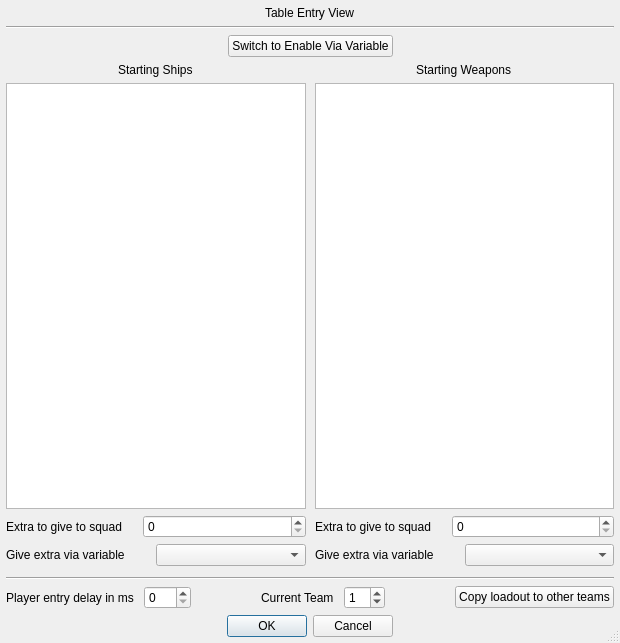
Before: the Qt Designer form qtfred/ui/LoadoutDialog.ui in scp-fs2open/fs2open.github.com, drawn with Qt 5.
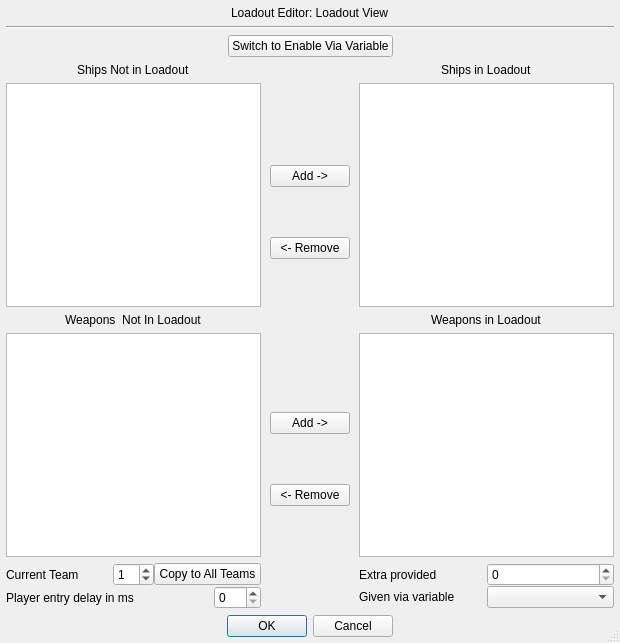
After: the same form once the commit is applied.

Commit message: Also, add add/remove to ui file

```diff
--- a/qtfred/ui/LoadoutDialog.ui
+++ b/qtfred/ui/LoadoutDialog.ui
@@ -58,296 +58,153 @@
      <property name="horizontalSpacing">
       <number>9</number>
      </property>
-     <item row="10" column="0" alignment="Qt::AlignHCenter">
-      <widget class="QLabel" name="startingShipsLabel">
-       <property name="text">
-        <string>Starting Ships</string>
-       </property>
-      </widget>
-     </item>
-     <item row="12" column="1">
-      <layout class="QFormLayout" name="formLayout_2">
-       <property name="horizontalSpacing">
-        <number>21</number>
-       </property>
-       <item row="0" column="0">
-        <widget class="QLabel" name="extraWepSpinboxLabel">
-         <property name="text">
-          <string>Extra to give to squad</string>
+     <item row="18" column="1">
+      <layout class="QVBoxLayout" name="verticalLayout">
+       <item>
+        <spacer name="verticalSpacer_3">
+         <property name="orientation">
+          <enum>Qt::Vertical</enum>
          </property>
-        </widget>
-       </item>
-       <item row="0" column="1">
-        <widget class="QSpinBox" name="extraWepSpinbox">
-         <property name="maximum">
-          <number>999999999</number>
+         <property name="sizeType">
+          <enum>QSizePolicy::MinimumExpanding</enum>
          </property>
-        </widget>
+         <property name="sizeHint" stdset="0">
+          <size>
+           <width>20</width>
+           <height>20</height>
+          </size>
+         </property>
+        </spacer>
        </item>
-      </layout>
-     </item>
-     <item row="13" column="0">
-      <layout class="QHBoxLayout" name="horizontalLayout_5">
        <item>
-        <widget class="QLabel" name="extraShipsViaVarLabel">
-         <property name="text">
-          <string>Give extra via variable</string>
+        <spacer name="verticalSpacer_8">
+         <property name="orientation">
+          <enum>Qt::Vertical</enum>
          </property>
-        </widget>
+         <property name="sizeHint" stdset="0">
+          <size>
+           <width>20</width>
+           <height>40</height>
+          </size>
+         </property>
+        </spacer>
        </item>
        <item>
-        <widget class="QComboBox" name="extraShipsViaVarCombo">
-         <property name="editable">
-          <bool>false</bool>
+        <widget class="QPushButton" name="addShipButton">
+         <property name="text">
+          <string>Add -&gt;</string>
          </property>
-         <property name="frame">
-          <bool>true</bool>
-         </property>
         </widget>
        </item>
-      </layout>
-     </item>
-     <item row="3" column="0" colspan="2">
-      <widget class="Line" name="lineHigh">
-       <property name="orientation">
-        <enum>Qt::Horizontal</enum>
-       </property>
-      </widget>
-     </item>
-     <item row="20" column="0" colspan="2">
-      <layout class="QHBoxLayout" name="horizontalLayout_6">
        <item>
-        <widget class="QLabel" name="label_13">
-         <property name="minimumSize">
+        <spacer name="verticalSpacer_5">
+         <property name="orientation">
+          <enum>Qt::Vertical</enum>
+         </property>
+         <property name="sizeHint" stdset="0">
           <size>
-           <width>91</width>
-           <height>0</height>
+           <width>20</width>
+           <height>40</height>
           </size>
          </property>
-         <property name="toolTip">
-          <string>&lt;html&gt;&lt;head/&gt;&lt;body&gt;&lt;p&gt;This is literally a delay before the player enters the mission.&lt;/p&gt;&lt;/body&gt;&lt;/html&gt;</string>
-         </property>
-         <property name="whatsThis">
-          <string>&lt;html&gt;&lt;head/&gt;&lt;body&gt;&lt;p&gt;This is literally a delay before the player enters the mission.  It uses a very rough 250 ms per frame (much less frequent than gameplay), so it usually better to either have the player jump in just at the start or if you need debris, to mark a ship as destroyed before the mission begins.&lt;/p&gt;&lt;/body&gt;&lt;/html&gt;</string>
-         </property>
+        </spacer>
+       </item>
+       <item>
+        <widget class="QPushButton" name="removeShipButton">
          <property name="text">
-          <string>Player entry delay in ms   </string>
+          <string>&lt;- Remove</string>
          </property>
         </widget>
        </item>
        <item>
-        <widget class="QDoubleSpinBox" name="playerDelayDoubleSpinbox">
-         <property name="sizePolicy">
-          <sizepolicy hsizetype="Fixed" vsizetype="Fixed">
-           <horstretch>0</horstretch>
-           <verstretch>0</verstretch>
-          </sizepolicy>
+        <spacer name="verticalSpacer">
+         <property name="orientation">
+          <enum>Qt::Vertical</enum>
          </property>
-         <property name="toolTip">
-          <string>&lt;html&gt;&lt;head/&gt;&lt;body&gt;&lt;p&gt;This is literally a delay before the player enters the mission.&lt;/p&gt;&lt;/body&gt;&lt;/html&gt;</string>
+         <property name="sizeHint" stdset="0">
+          <size>
+           <width>20</width>
+           <height>40</height>
+          </size>
          </property>
-         <property name="whatsThis">
-          <string>&lt;html&gt;&lt;head/&gt;&lt;body&gt;&lt;p&gt;This is literally a delay before the player enters the mission. It uses a very rough 250 ms per frame (much less frequent than gameplay), so it usually better to either have the player jump in just at the start or if you need debris, to mark a ship as destroyed before the mission begins.&lt;/p&gt;&lt;/body&gt;&lt;/html&gt;</string>
+        </spacer>
+       </item>
+       <item>
+        <spacer name="verticalSpacer_7">
+         <property name="orientation">
+          <enum>Qt::Vertical</enum>
          </property>
-         <property name="decimals">
-          <number>0</number>
+         <property name="sizeHint" stdset="0">
+          <size>
+           <width>20</width>
+           <height>40</height>
+          </size>
          </property>
-        </widget>
+        </spacer>
        </item>
        <item>
-        <spacer name="generalSettingsSpacer1">
+        <spacer name="verticalSpacer_2">
          <property name="orientation">
-          <enum>Qt::Horizontal</enum>
+          <enum>Qt::Vertical</enum>
          </property>
          <property name="sizeHint" stdset="0">
           <size>
-           <width>40</width>
-           <height>20</height>
+           <width>20</width>
+           <height>40</height>
           </size>
          </property>
         </spacer>
        </item>
-       <item alignment="Qt::AlignRight">
-        <widget class="QLabel" name="label_3">
+       <item>
+        <widget class="QPushButton" name="addWeaponButton">
          <property name="text">
-          <string>Current Team   </string>
+          <string>Add -&gt;</string>
          </property>
         </widget>
        </item>
        <item>
-        <widget class="QSpinBox" name="currentTeamSpinbox">
-         <property name="sizePolicy">
-          <sizepolicy hsizetype="Fixed" vsizetype="Fixed">
-           <horstretch>0</horstretch>
-           <verstretch>0</verstretch>
-          </sizepolicy>
-         </property>
-         <property name="value">
-          <number>1</number>
-         </property>
-        </widget>
-       </item>
-       <item>
-        <spacer name="generalSettingsSpacer2">
+        <spacer name="verticalSpacer_6">
          <property name="orientation">
-          <enum>Qt::Horizontal</enum>
+          <enum>Qt::Vertical</enum>
          </property>
          <property name="sizeHint" stdset="0">
           <size>
-           <width>40</width>
-           <height>20</height>
+           <width>20</width>
+           <height>40</height>
           </size>
          </property>
         </spacer>
        </item>
        <item>
-        <widget class="QPushButton" name="copyLoadoutToOtherTeamsButton">
+        <widget class="QPushButton" name="removeWeaponButton">
          <property name="text">
-          <string>Copy loadout to other teams</string>
+          <string>&lt;- Remove</string>
          </property>
         </widget>
        </item>
+       <item>
+        <spacer name="verticalSpacer_4">
+         <property name="orientation">
+          <enum>Qt::Vertical</enum>
+         </property>
+         <property name="sizeHint" stdset="0">
+          <size>
+           <width>20</width>
+           <height>40</height>
+          </size>
+         </property>
+        </spacer>
+       </item>
       </layout>
      </item>
-     <item row="2" column="0" colspan="2" alignment="Qt::AlignHCenter">
+     <item row="2" column="0" colspan="3" alignment="Qt::AlignHCenter">
       <widget class="QLabel" name="tableVarLabel">
        <property name="text">
-        <string>Table Entry View</string>
+        <string>Loadout Editor: Loadout View</string>
        </property>
       </widget>
      </item>
-     <item row="12" column="0">
-      <layout class="QFormLayout" name="formLayout_3">
-       <property name="formAlignment">
-        <set>Qt::AlignRight|Qt::AlignTop|Qt::AlignTrailing</set>
-       </property>
-       <property name="horizontalSpacing">
-        <number>21</number>
-       </property>
-       <item row="0" column="0">
-        <widget class="QLabel" name="extraShipSpinboxLabel">
-         <property name="text">
-          <string>Extra to give to squad</string>
-         </property>
-        </widget>
-       </item>
-       <item row="0" column="1">
-        <widget class="QSpinBox" name="extraShipSpinbox">
-         <property name="maximum">
-          <number>999999999</number>
-         </property>
-        </widget>
-       </item>
-      </layout>
-     </item>
-     <item row="11" column="0">
-      <layout class="QVBoxLayout" name="shipVarPoolBox">
-       <property name="spacing">
-        <number>6</number>
-       </property>
-       <property name="sizeConstraint">
-        <enum>QLayout::SetMinimumSize</enum>
-       </property>
-       <item>
-        <widget class="QTableWidget" name="shipVarList">
-         <property name="enabled">
-          <bool>true</bool>
-         </property>
-         <property name="minimumSize">
-          <size>
-           <width>0</width>
-           <height>0</height>
-          </size>
-         </property>
-         <property name="baseSize">
-          <size>
-           <width>0</width>
-           <height>0</height>
-          </size>
-         </property>
-         <property name="toolTipDuration">
-          <number>-1</number>
-         </property>
-         <property name="editTriggers">
-          <set>QAbstractItemView::SelectedClicked</set>
-         </property>
-         <property name="tabKeyNavigation">
-          <bool>false</bool>
-         </property>
-         <property name="showDropIndicator" stdset="0">
-          <bool>false</bool>
-         </property>
-         <property name="dragDropOverwriteMode">
-          <bool>false</bool>
-         </property>
-         <property name="selectionMode">
-          <enum>QAbstractItemView::MultiSelection</enum>
-         </property>
-         <property name="selectionBehavior">
-          <enum>QAbstractItemView::SelectRows</enum>
-         </property>
-         <property name="showGrid">
-          <bool>false</bool>
-         </property>
-         <property name="gridStyle">
-          <enum>Qt::NoPen</enum>
-         </property>
-        </widget>
-       </item>
-      </layout>
-     </item>
-     <item row="10" column="1" alignment="Qt::AlignHCenter">
-      <widget class="QLabel" name="startingWeaponsLabel">
-       <property name="text">
-        <string>Starting Weapons</string>
-       </property>
-      </widget>
-     </item>
-     <item row="11" column="1">
-      <layout class="QVBoxLayout" name="weaponVarPoolBox">
-       <property name="spacing">
-        <number>6</number>
-       </property>
-       <property name="sizeConstraint">
-        <enum>QLayout::SetMinimumSize</enum>
-       </property>
-       <item>
-        <widget class="QTableWidget" name="weaponVarList">
-         <property name="minimumSize">
-          <size>
-           <width>0</width>
-           <height>0</height>
-          </size>
-         </property>
-         <property name="editTriggers">
-          <set>QAbstractItemView::AllEditTriggers</set>
-         </property>
-         <property name="tabKeyNavigation">
-          <bool>false</bool>
-         </property>
-         <property name="showDropIndicator" stdset="0">
-          <bool>false</bool>
-         </property>
-         <property name="dragDropOverwriteMode">
-          <bool>false</bool>
-         </property>
-         <property name="selectionMode">
-          <enum>QAbstractItemView::MultiSelection</enum>
-         </property>
-         <property name="selectionBehavior">
-          <enum>QAbstractItemView::SelectRows</enum>
-         </property>
-         <property name="showGrid">
-          <bool>false</bool>
-         </property>
-         <property name="gridStyle">
-          <enum>Qt::NoPen</enum>
-         </property>
-        </widget>
-       </item>
-      </layout>
-     </item>
-     <item row="5" column="0" colspan="2">
+     <item row="5" column="0" colspan="3">
       <layout class="QHBoxLayout" name="horizontalLayout">
        <item>
         <spacer name="switchLeftSpacer">
@@ -384,44 +241,182 @@
        </item>
       </layout>
      </item>
-     <item row="13" column="1">
-      <layout class="QHBoxLayout" name="horizontalLayout_4">
-       <item>
-        <widget class="QLabel" name="extraWeaponsViaVarLabel">
+     <item row="18" column="2">
+      <layout class="QVBoxLayout" name="weaponVarPoolBox">
+       <property name="spacing">
+        <number>6</number>
+       </property>
+       <property name="sizeConstraint">
+        <enum>QLayout::SetMinimumSize</enum>
+       </property>
+       <item alignment="Qt::AlignHCenter">
+        <widget class="QLabel" name="startingWeaponsLabel">
          <property name="text">
-          <string>Give extra via variable</string>
+          <string>Ships in Loadout</string>
          </property>
         </widget>
        </item>
        <item>
-        <widget class="QComboBox" name="extraWeaponsViaVarCombo">
-         <property name="editable">
+        <widget class="QTableWidget" name="usedShipsList">
+         <property name="minimumSize">
+          <size>
+           <width>0</width>
+           <height>0</height>
+          </size>
+         </property>
+         <property name="editTriggers">
+          <set>QAbstractItemView::AllEditTriggers</set>
+         </property>
+         <property name="tabKeyNavigation">
           <bool>false</bool>
          </property>
-         <property name="frame">
-          <bool>true</bool>
+         <property name="showDropIndicator" stdset="0">
+          <bool>false</bool>
          </property>
+         <property name="dragDropOverwriteMode">
+          <bool>false</bool>
+         </property>
+         <property name="selectionMode">
+          <enum>QAbstractItemView::MultiSelection</enum>
+         </property>
+         <property name="selectionBehavior">
+          <enum>QAbstractItemView::SelectRows</enum>
+         </property>
+         <property name="showGrid">
+          <bool>false</bool>
+         </property>
+         <property name="gridStyle">
+          <enum>Qt::NoPen</enum>
+         </property>
         </widget>
+       </item>
+       <item alignment="Qt::AlignHCenter">
+        <widget class="QLabel" name="label_2">
+         <property name="text">
+          <string>Weapons in Loadout</string>
+         </property>
+        </widget>
+       </item>
+       <item>
+        <widget class="QListWidget" name="usedWeaponsList"/>
+       </item>
+      </layout>
+     </item>
+     <item row="26" column="0">
+      <layout class="QVBoxLayout" name="verticalLayout_2">
+       <item>
+        <layout class="QHBoxLayout" name="horizontalLayout_2">
+         <item>
+          <widget class="QLabel" name="label_3">
+           <property name="text">
+            <string>Current Team   </string>
+           </property>
+          </widget>
+         </item>
+         <item>
+          <widget class="QSpinBox" name="currentTeamSpinbox">
+           <property name="sizePolicy">
+            <sizepolicy hsizetype="Fixed" vsizetype="Fixed">
+             <horstretch>0</horstretch>
+             <verstretch>0</verstretch>
+            </sizepolicy>
+           </property>
+           <property name="value">
+            <number>1</number>
+           </property>
+          </widget>
+         </item>
+         <item>
+          <widget class="QPushButton" name="copyLoadoutToOtherTeamsButton">
+           <property name="text">
+            <string>Copy to All Teams</string>
+           </property>
+          </widget>
+         </item>
+        </layout>
+       </item>
+       <item>
+        <layout class="QHBoxLayout" name="horizontalLayout_7">
+         <item>
+          <widget class="QLabel" name="label_13">
+           <property name="minimumSize">
+            <size>
+             <width>91</width>
+             <height>0</height>
+            </size>
+           </property>
+           <property name="toolTip">
+            <string>&lt;html&gt;&lt;head/&gt;&lt;body&gt;&lt;p&gt;This is literally a delay before the player enters the mission.&lt;/p&gt;&lt;/body&gt;&lt;/html&gt;</string>
+           </property>
+           <property name="whatsThis">
+            <string>&lt;html&gt;&lt;head/&gt;&lt;body&gt;&lt;p&gt;This is literally a delay before the player enters the mission.  It uses a very rough 250 ms per frame (much less frequent than gameplay), so it usually better to either have the player jump in just at the start or if you need debris, to mark a ship as destroyed before the mission begins.&lt;/p&gt;&lt;/body&gt;&lt;/html&gt;</string>
+           </property>
+           <property name="text">
+            <string>Player entry delay in ms   </string>
+           </property>
+          </widget>
+         </item>
+         <item>
+          <widget class="QDoubleSpinBox" name="playerDelayDoubleSpinbox">
+           <property name="sizePolicy">
+            <sizepolicy hsizetype="Fixed" vsizetype="Fixed">
+             <horstretch>0</horstretch>
+             <verstretch>0</verstretch>
+            </sizepolicy>
+           </property>
+           <property name="toolTip">
+            <string>&lt;html&gt;&lt;head/&gt;&lt;body&gt;&lt;p&gt;This is literally a delay before the player enters the mission.&lt;/p&gt;&lt;/body&gt;&lt;/html&gt;</string>
+           </property>
+           <property name="whatsThis">
+            <string>&lt;html&gt;&lt;head/&gt;&lt;body&gt;&lt;p&gt;This is literally a delay before the player enters the mission. It uses a very rough 250 ms per frame (much less frequent than gameplay), so it usually better to either have the player jump in just at the start or if you need debris, to mark a ship as destroyed before the mission begins.&lt;/p&gt;&lt;/body&gt;&lt;/html&gt;</string>
+           </property>
+           <property name="decimals">
+            <number>0</number>
+           </property>
+          </widget>
+         </item>
+        </layout>
        </item>
       </layout>
      </item>
      <item row="18" column="0">
-      <spacer name="verticalSpacer">
+      <layout class="QVBoxLayout" name="shipVarPoolBox">
+       <property name="spacing">
+        <number>6</number>
+       </property>
+       <property name="sizeConstraint">
+        <enum>QLayout::SetMinimumSize</enum>
+       </property>
+       <item alignment="Qt::AlignHCenter">
+        <widget class="QLabel" name="startingShipsLabel">
+         <property name="text">
+          <string>Ships Not in Loadout</string>
+         </property>
+        </widget>
+       </item>
+       <item>
+        <widget class="QListView" name="listShipsNotUsed"/>
+       </item>
+       <item alignment="Qt::AlignHCenter">
+        <widget class="QLabel" name="label">
+         <property name="text">
+          <string>Weapons  Not In Loadout</string>
+         </property>
+        </widget>
+       </item>
+       <item>
+        <widget class="QListView" name="listWeaponsNotUsed"/>
+       </item>
+      </layout>
+     </item>
+     <item row="3" column="0" colspan="3">
+      <widget class="Line" name="lineHigh">
        <property name="orientation">
-        <enum>Qt::Vertical</enum>
+        <enum>Qt::Horizontal</enum>
        </property>
-       <property name="sizeType">
-        <enum>QSizePolicy::Fixed</enum>
-       </property>
-       <property name="sizeHint" stdset="0">
-        <size>
-         <width>20</width>
-         <height>5</height>
-        </size>
-       </property>
-      </spacer>
+      </widget>
      </item>
-     <item row="21" column="0" colspan="2">
+     <item row="32" column="0" colspan="3">
       <widget class="QDialogButtonBox" name="buttonBox">
        <property name="standardButtons">
         <set>QDialogButtonBox::Cancel|QDialogButtonBox::Ok</set>
@@ -431,12 +426,48 @@
        </property>
       </widget>
      </item>
-     <item row="19" column="0" colspan="2">
-      <widget class="Line" name="lineLow">
-       <property name="orientation">
-        <enum>Qt::Horizontal</enum>
-       </property>
-      </widget>
+     <item row="26" column="2">
+      <layout class="QVBoxLayout" name="verticalLayout_4">
+       <item>
+        <layout class="QHBoxLayout" name="horizontalLayout_6">
+         <item>
+          <widget class="QLabel" name="extraItemSpinboxLabel">
+           <property name="text">
+            <string>Extra provided</string>
+           </property>
+          </widget>
+         </item>
+         <item>
+          <widget class="QSpinBox" name="extraItemSpinbox">
+           <property name="maximum">
+            <number>999999999</number>
+           </property>
+          </widget>
+         </item>
+        </layout>
+       </item>
+       <item>
+        <layout class="QHBoxLayout" name="horizontalLayout_8">
+         <item>
+          <widget class="QLabel" name="extraWeaponsViaVarLabel">
+           <property name="text">
+            <string>Given via variable</string>
+           </property>
+          </widget>
+         </item>
+         <item>
+          <widget class="QComboBox" name="extraItemsViaVariableCombo">
+           <property name="editable">
+            <bool>false</bool>
+           </property>
+           <property name="frame">
+            <bool>true</bool>
+           </property>
+          </widget>
+         </item>
+        </layout>
+       </item>
+      </layout>
      </item>
     </layout>
    </item>
```
